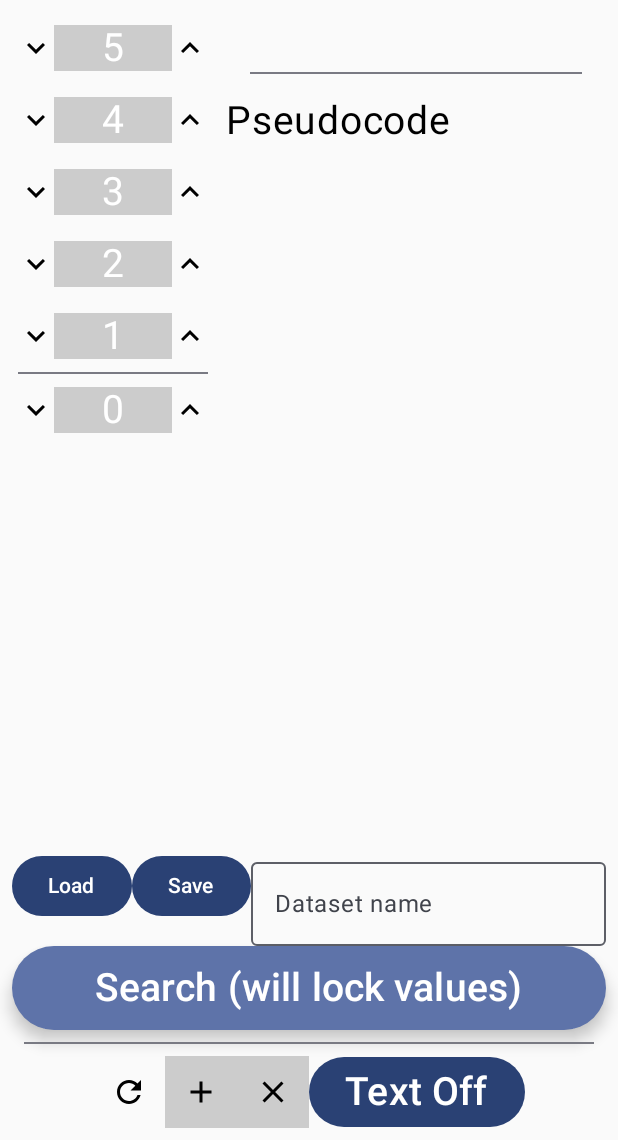
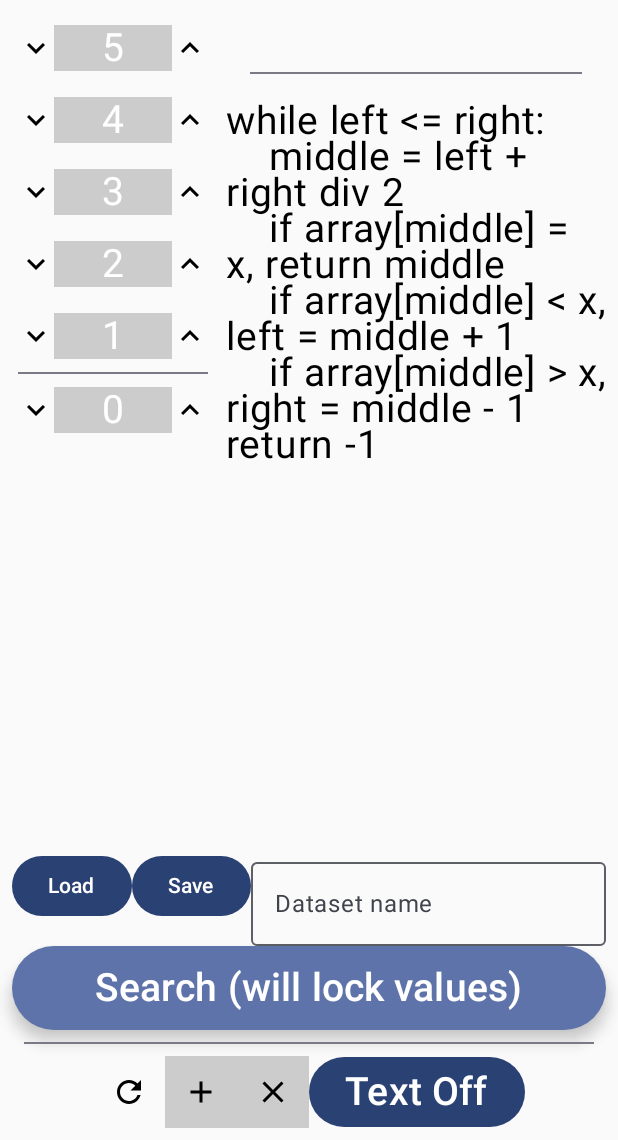
Before and after one commit to alex-ha-192/Algorithm-Teaching-App, an Android app built with Jetpack Compose: the BinarySearchScreen screen opened through its navigation route, on a phone screen of 412 x 824 dp, the part 96-1236 px from its top. Run offline under Robolectric (Android 15) with nearby library versions, the phone set to English and light mode, and no system bars; our stand-ins replace Room's generated code.

Commit message:
QS,LS,BnS pseudocode complete

```diff
--- a/app/src/main/java/com/puterscience/algorithmteachingapp/algo_screens/BinarySearchScreen.kt
+++ b/app/src/main/java/com/puterscience/algorithmteachingapp/algo_screens/BinarySearchScreen.kt
@@ -228,7 +228,14 @@ fun BinarySearchScreen(toSort: List<Int>, settings: Settings, defaults: Defaults
 						)
 						Divider(modifier = Modifier.padding(16.dp))
 						Text(
-							text = "Pseudocode",
+							text = (
+									"while left <= right:" +
+											"\n    middle = left + right div 2" +
+											"\n    if array[middle] = x, return middle" +
+											"\n    if array[middle] < x, left = middle + 1" +
+											"\n    if array[middle] > x, right = middle - 1" +
+											"\nreturn -1"
+									),
 							fontSize = (if (settings.largeText.value) defaults.defaultLargeText.sp else defaults.defaultSmallText.sp),
 							modifier = Modifier.alpha(if (textToggle.value) 1f else 0f)
 						)
--- a/app/src/main/java/com/puterscience/algorithmteachingapp/algo_screens/LinearSearchScreen.kt
+++ b/app/src/main/java/com/puterscience/algorithmteachingapp/algo_screens/LinearSearchScreen.kt
@@ -201,7 +201,11 @@ fun LinearSearchScreen(toSort: List<Int>, settings: Settings, defaults: Defaults
                     .verticalScroll(rememberScrollState())) {
                     Text(text = explanationText.value, fontSize = (if (settings.largeText.value) defaults.defaultLargeText.sp else defaults.defaultSmallText.sp))
                     Divider(modifier = Modifier.padding(16.dp))
-                    Text(text = "Code", fontSize = (if (settings.largeText.value) defaults.defaultLargeText.sp else defaults.defaultSmallText.sp),modifier = Modifier.alpha(if (textToggle.value) 1f else 0f))
+                    Text(text = (
+                            "for i in len(array):" +
+                                    "\n    if toFind = array[i] return i" +
+                                    "\nreturn -1"
+                            ), fontSize = (if (settings.largeText.value) defaults.defaultLargeText.sp else defaults.defaultSmallText.sp),modifier = Modifier.alpha(if (textToggle.value) 1f else 0f))
                 }
             }
             Row {
```
Also changed, not shown: app/src/main/java/com/puterscience/algorithmteachingapp/algo_screens/QuickSortScreen.kt (+16 -9 lines).
